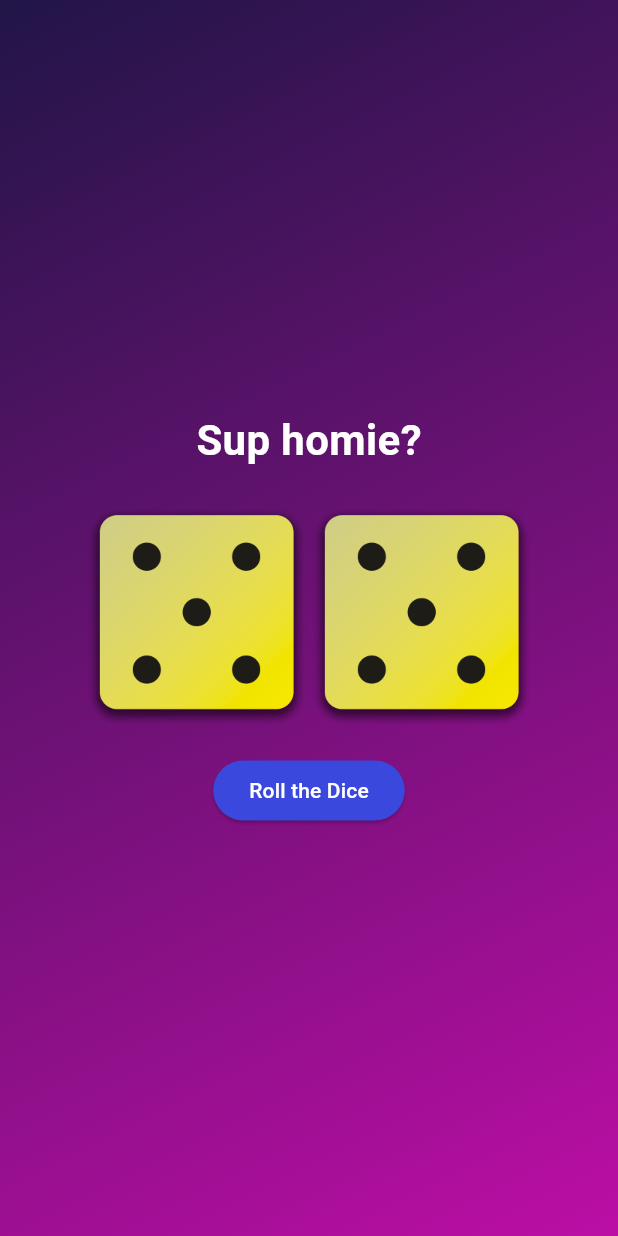
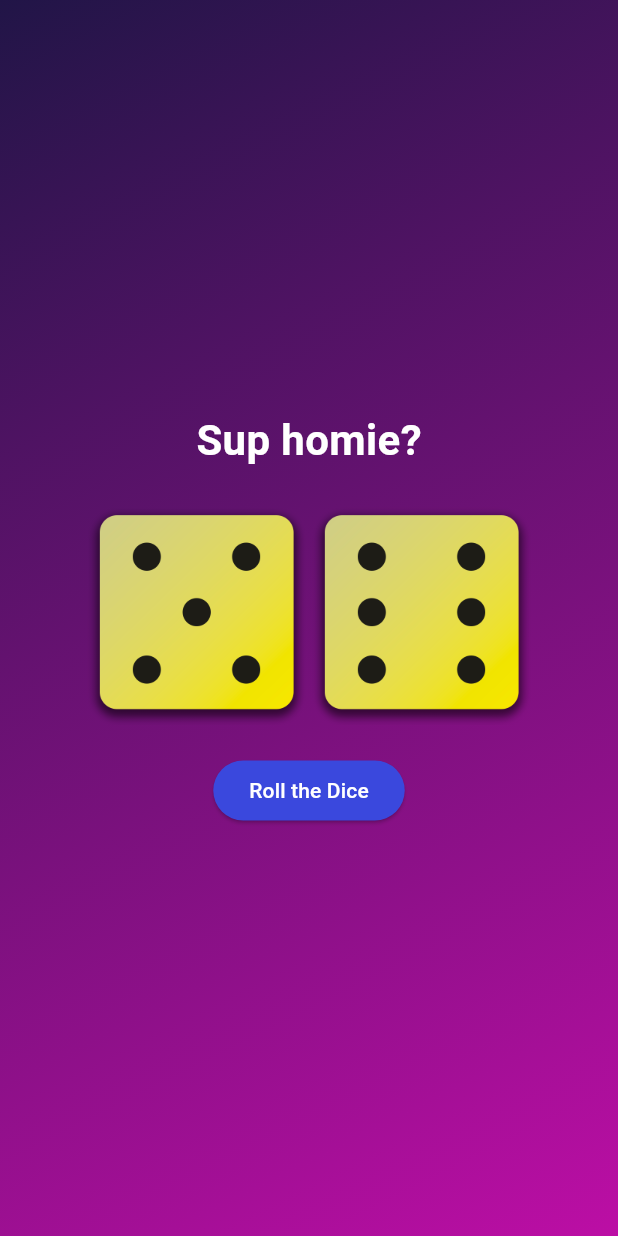
Before and after one commit to jhnnyk/first_flutter_app, a Flutter app: the screen it shows after launch, after a tap on "Roll the Dice", on a phone screen of 412 x 824 dp. Run offline on Flutter 3.47's test engine with Material 3 defaults, Android fonts, the phone set to English and light mode, and no system bars.

```diff
--- a/lib/dice_roller.dart
+++ b/lib/dice_roller.dart
@@ -1,5 +1,8 @@
+import 'dart:math';
 import 'package:flutter/material.dart';
 import 'package:first_app/styled_text.dart';
+
+final randomizer = Random();
 
 class DiceRoller extends StatefulWidget {
   const DiceRoller({super.key});
@@ -11,11 +14,16 @@ class DiceRoller extends StatefulWidget {
 }
 
 class _DiceRollerState extends State<DiceRoller> {
-  var activeDiceImage = 'assets/images/dice-2.png';
+  var currentDiceRoll1 = 1;
+  var currentDiceRoll2 = 2;
 
   void rollDice() {
     setState(() {
-      activeDiceImage = 'assets/images/dice-5.png';
+      // currentDiceRoll1 = Random().nextInt(6) + 1;
+      // currentDiceRoll2 = Random().nextInt(6) + 1;
+      // we can instead use the 'randomizer' variable to save memory
+      currentDiceRoll1 = randomizer.nextInt(6) + 1;
+      currentDiceRoll2 = randomizer.nextInt(6) + 1;
     });
   }
 
@@ -32,11 +40,11 @@ class _DiceRollerState extends State<DiceRoller> {
           mainAxisSize: MainAxisSize.min,
           children: [
             Image.asset(
-              activeDiceImage,
+              'assets/images/dice-$currentDiceRoll1.png',
               width: 150,
             ),
             Image.asset(
-              activeDiceImage,
+              'assets/images/dice-$currentDiceRoll2.png',
               width: 150,
             ),
           ],
```
